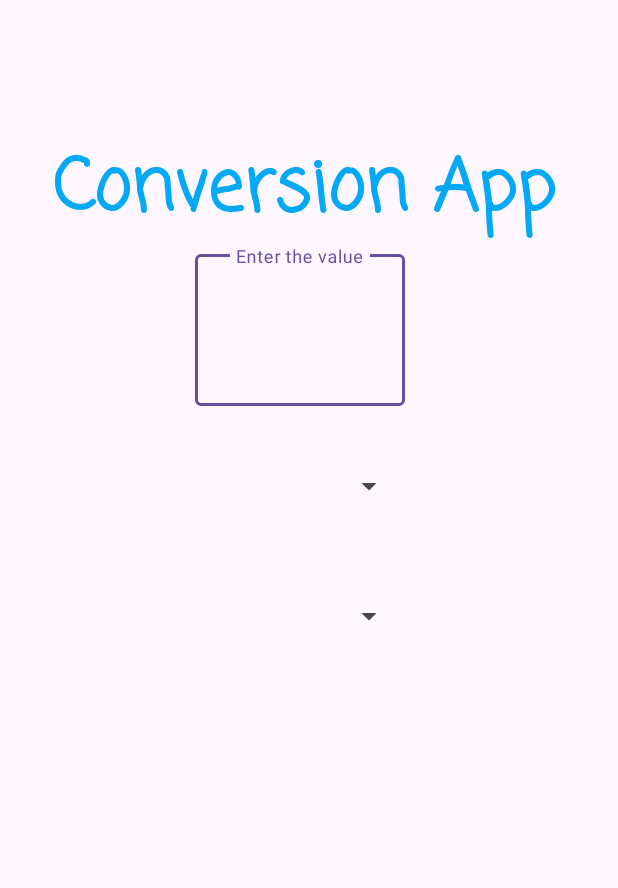
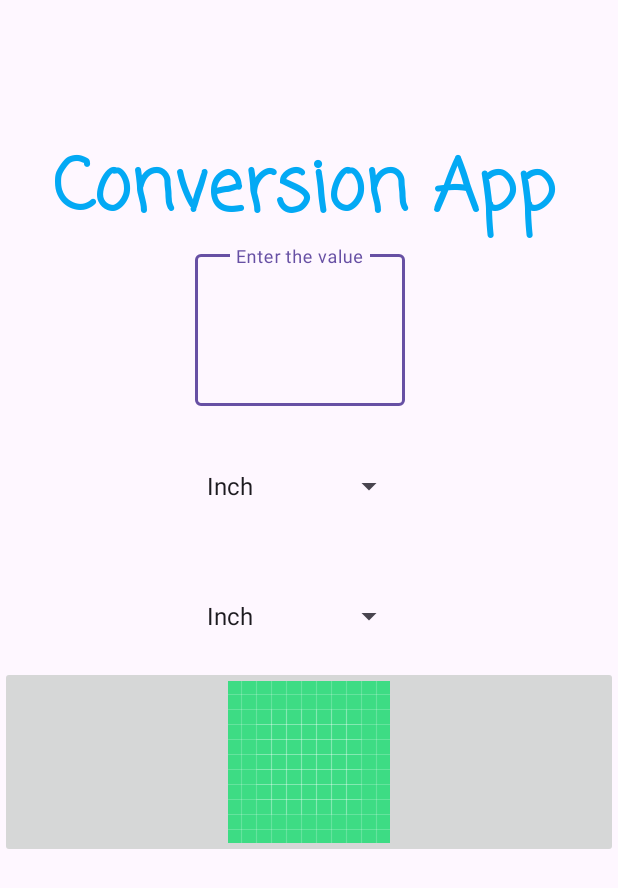
Before and after one commit to majidpawar9/JAV1001-Midterm, an Android app: the screen it shows after launch (MainActivity), on a phone screen of 412 x 824 dp. Shown: the top 888 px of the screen. Run offline under Robolectric (Android 15) with nearby library versions, the phone set to English and light mode, and no system bars.

```diff
--- a/app/src/main/java/com/majid/conversionapp/MainActivity.kt
+++ b/app/src/main/java/com/majid/conversionapp/MainActivity.kt
@@ -2,10 +2,50 @@ package com.majid.conversionapp
 
 import androidx.appcompat.app.AppCompatActivity
 import android.os.Bundle
+import android.view.View
+import android.widget.AdapterView
+import android.widget.ArrayAdapter
+import android.widget.Spinner
+import android.widget.Toast
 
 class MainActivity : AppCompatActivity() {
+    private val userUnit = arrayOf("Inch","Centimeter","Meter","Kilometer","Miles","Gram","Kilogram","Pound")
     override fun onCreate(savedInstanceState: Bundle?) {
         super.onCreate(savedInstanceState)
         setContentView(R.layout.activity_main)
+        val spinnerFrom = findViewById<Spinner>(R.id.convertSpinnerFrom)
+        val arrayAdapter = ArrayAdapter<String>(this,android.R.layout.simple_spinner_dropdown_item,userUnit)
+        spinnerFrom.adapter = arrayAdapter
+        spinnerFrom.onItemSelectedListener = object : AdapterView.OnItemSelectedListener{
+            override fun onItemSelected(
+                parent: AdapterView<*>?,
+                view: View?,
+                position: Int,
+                id: Long
+            ) {
+                Toast.makeText(applicationContext,"Selected Unit is "+userUnit[position],Toast.LENGTH_SHORT).show()
+            }
+
+            override fun onNothingSelected(parent: AdapterView<*>?) {
+                TODO("Not yet implemented")
+            }
+        }
+        val spinnerTo = findViewById<Spinner>(R.id.convertSpinnerTo)
+        spinnerTo.adapter = arrayAdapter
+        spinnerTo.onItemSelectedListener = object : AdapterView.OnItemSelectedListener{
+            override fun onItemSelected(
+                parent: AdapterView<*>?,
+                view: View?,
+                position: Int,
+                id: Long
+            ) {
+                Toast.makeText(applicationContext,"Selected Unit is "+userUnit[position],Toast.LENGTH_SHORT).show()
+            }
+
+            override fun onNothingSelected(parent: AdapterView<*>?) {
+                TODO("Not yet implemented")
+            }
+        }
     }
+
 }
--- a/app/src/main/res/layout/activity_main.xml
+++ b/app/src/main/res/layout/activity_main.xml
@@ -51,4 +51,10 @@
         android:layout_marginLeft="130dp"
         android:layout_marginTop="20dp" />
 
+    <ImageButton
+        android:id="@+id/imageButton"
+        android:layout_width="match_parent"
+        android:layout_height="wrap_content"
+        app:srcCompat="@drawable/ic_launcher_background" />
+
 </LinearLayout>
```
